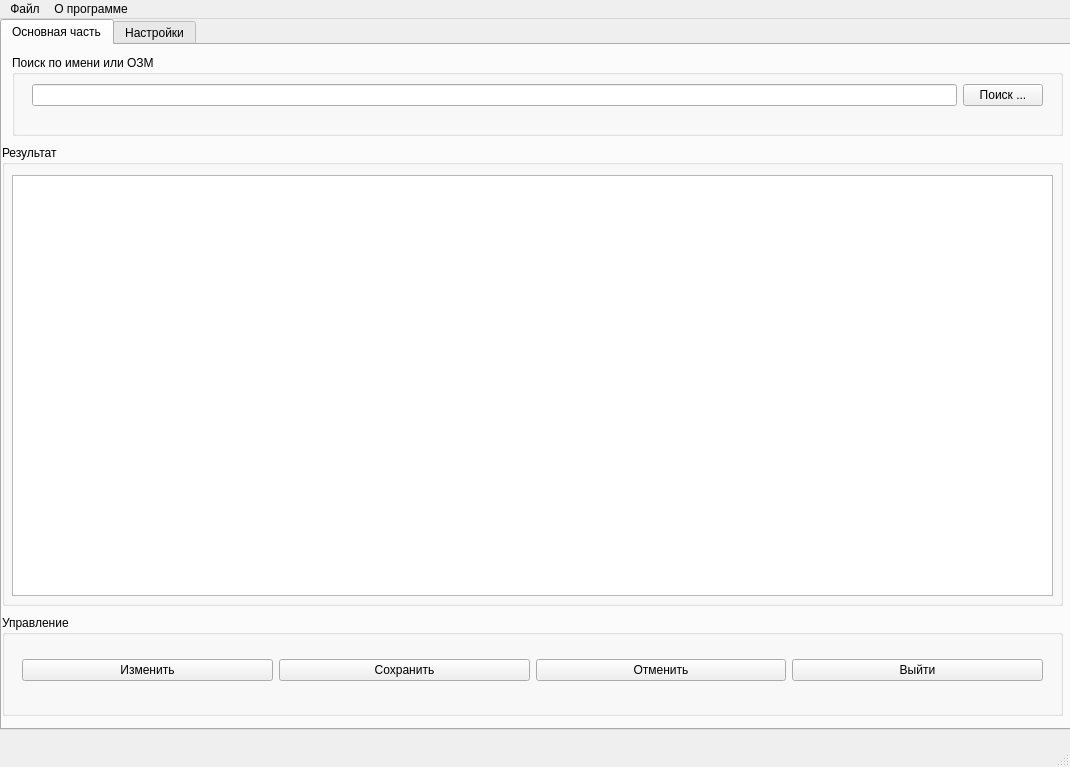
This is views/qt_windows/main_window.ui in Kirto/catalog as Qt 5 draws it before an edit. The edited form follows.
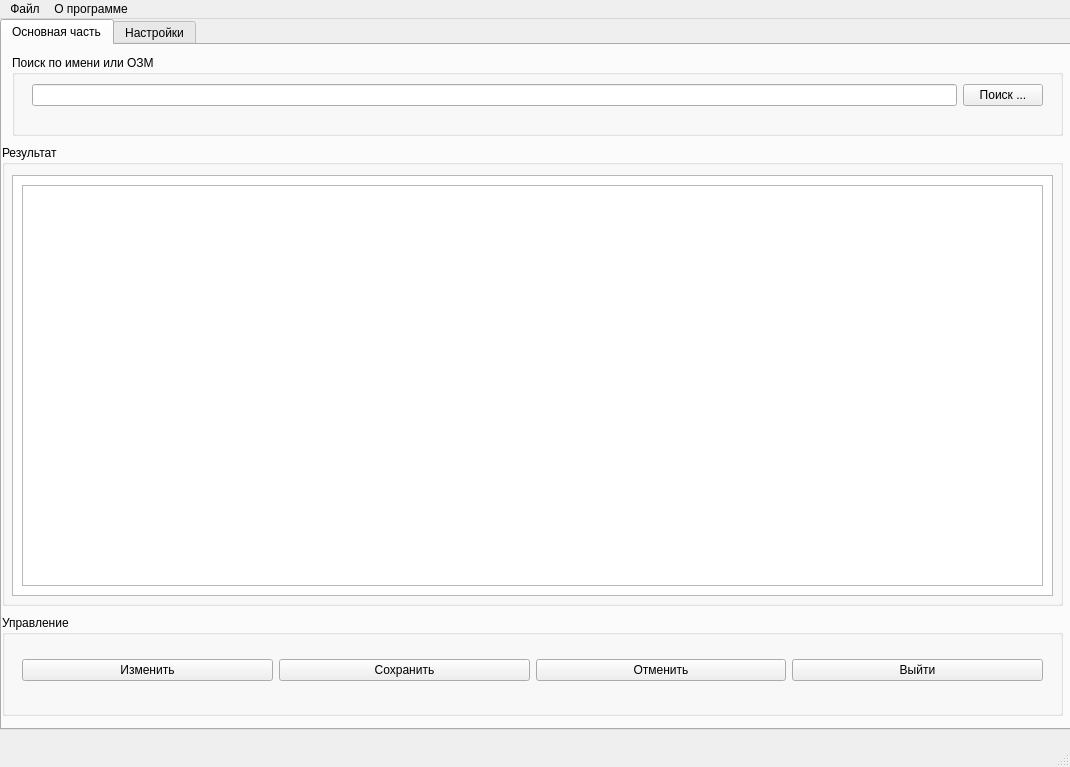
This is the edited form. Icons and pictures are not drawn.

Commit message: [upd] Refactor code in .env and pc_view_Qt5_UI.py.

The edit to the form file:
```diff
--- a/views/qt_windows/main_window.ui
+++ b/views/qt_windows/main_window.ui
@@ -49,7 +49,7 @@
       <property name="title">
        <string>Результат</string>
       </property>
-      <widget class="QListView" name="result_list_view">
+      <widget class="QListView" name="result_list_view_bg">
        <property name="geometry">
         <rect>
          <x>10</x>
@@ -59,6 +59,16 @@
         </rect>
        </property>
       </widget>
+      <widget class="QListWidget" name="result_list_view">
+       <property name="geometry">
+        <rect>
+         <x>20</x>
+         <y>40</y>
+         <width>1021</width>
+         <height>401</height>
+        </rect>
+       </property>
+      </widget>
      </widget>
      <widget class="QGroupBox" name="search_combo_box">
       <property name="geometry">
```
The commit also changes 2 other files.
